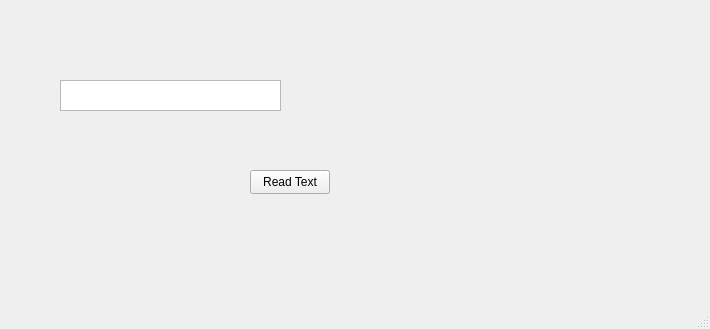
Old version of the form magic-app/ui/ui_mainwindow.ui in the repository vlad-sorokopud/sorokopud-python-nau-lessons-2023-2024.
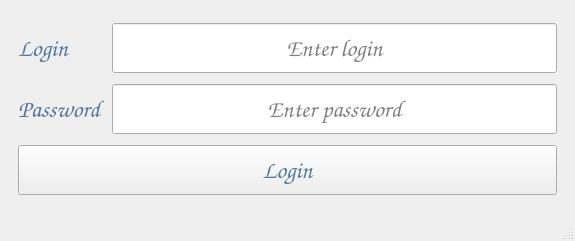
New version of the form. The open tabs and pages were chosen to show the change.

What changed in the file:
```diff
--- a/magic-app/ui/ui_mainwindow.ui
+++ b/magic-app/ui/ui_mainwindow.ui
@@ -6,50 +6,158 @@
    <rect>
     <x>0</x>
     <y>0</y>
-    <width>710</width>
-    <height>329</height>
+    <width>575</width>
+    <height>241</height>
    </rect>
   </property>
   <property name="windowTitle">
    <string>MainWindow</string>
   </property>
   <widget class="QWidget" name="centralwidget">
-   <widget class="QLabel" name="readTextLabel">
-    <property name="geometry">
-     <rect>
-      <x>410</x>
-      <y>40</y>
-      <width>221</width>
-      <height>111</height>
-     </rect>
-    </property>
-    <property name="text">
-     <string/>
-    </property>
-   </widget>
-   <widget class="QTextEdit" name="inputTextEdit">
-    <property name="geometry">
-     <rect>
-      <x>60</x>
-      <y>80</y>
-      <width>221</width>
-      <height>31</height>
-     </rect>
-    </property>
-   </widget>
-   <widget class="QPushButton" name="readButton">
-    <property name="geometry">
-     <rect>
-      <x>250</x>
-      <y>170</y>
-      <width>80</width>
-      <height>24</height>
-     </rect>
-    </property>
-    <property name="text">
-     <string>Read Text</string>
-    </property>
-   </widget>
+   <layout class="QVBoxLayout" name="verticalLayout">
+    <item>
+     <widget class="QStackedWidget" name="stackedWidget">
+      <property name="currentIndex">
+       <number>1</number>
+      </property>
+      <widget class="QWidget" name="page">
+       <layout class="QGridLayout" name="gridLayout">
+        <item row="3" column="0">
+         <widget class="QLabel" name="passwordLabel">
+          <property name="minimumSize">
+           <size>
+            <width>75</width>
+            <height>0</height>
+           </size>
+          </property>
+          <property name="font">
+           <font>
+            <family>Comic Sans MS</family>
+            <pointsize>18</pointsize>
+           </font>
+          </property>
+          <property name="styleSheet">
+           <string notr="true">color: #51769c</string>
+          </property>
+          <property name="text">
+           <string>Password</string>
+          </property>
+         </widget>
+        </item>
+        <item row="4" column="0" colspan="2">
+         <widget class="QPushButton" name="loginButton">
+          <property name="minimumSize">
+           <size>
+            <width>0</width>
+            <height>50</height>
+           </size>
+          </property>
+          <property name="font">
+           <font>
+            <family>Comic Sans MS</family>
+            <pointsize>18</pointsize>
+           </font>
+          </property>
+          <property name="styleSheet">
+           <string notr="true">color: #51769c;</string>
+          </property>
+          <property name="text">
+           <string>Login</string>
+          </property>
+         </widget>
+        </item>
+        <item row="0" column="0">
+         <widget class="QLabel" name="loginLabel">
+          <property name="minimumSize">
+           <size>
+            <width>75</width>
+            <height>0</height>
+           </size>
+          </property>
+          <property name="font">
+           <font>
+            <family>Comic Sans MS</family>
+            <pointsize>18</pointsize>
+           </font>
+          </property>
+          <property name="styleSheet">
+           <string notr="true">color: #51769c</string>
+          </property>
+          <property name="text">
+           <string>Login</string>
+          </property>
+         </widget>
+        </item>
+        <item row="0" column="1">
+         <widget class="QLineEdit" name="loginEdit">
+          <property name="minimumSize">
+           <size>
+            <width>0</width>
+            <height>50</height>
+           </size>
+          </property>
+          <property name="font">
+           <font>
+            <family>Comic Sans MS</family>
+            <pointsize>18</pointsize>
+           </font>
+          </property>
+          <property name="text">
+           <string/>
+          </property>
+          <property name="alignment">
+           <set>Qt::AlignCenter</set>
+          </property>
+          <property name="placeholderText">
+           <string>Enter login</string>
+          </property>
+         </widget>
+        </item>
+        <item row="3" column="1">
+         <widget class="QLineEdit" name="passwordEdit">
+          <property name="minimumSize">
+           <size>
+            <width>0</width>
+            <height>50</height>
+           </size>
+          </property>
+          <property name="font">
+           <font>
+            <family>Comic Sans MS</family>
+            <pointsize>18</pointsize>
+           </font>
+          </property>
+          <property name="text">
+           <string/>
+          </property>
+          <property name="alignment">
+           <set>Qt::AlignCenter</set>
+          </property>
+          <property name="placeholderText">
+           <string>Enter password</string>
+          </property>
+         </widget>
+        </item>
+       </layout>
+      </widget>
+      <widget class="QWidget" name="page_2">
+       <widget class="QLabel" name="label">
+        <property name="geometry">
+         <rect>
+          <x>170</x>
+          <y>10</y>
+          <width>121</width>
+          <height>61</height>
+         </rect>
+        </property>
+        <property name="text">
+         <string>Welcome</string>
+        </property>
+       </widget>
+      </widget>
+     </widget>
+    </item>
+   </layout>
   </widget>
   <widget class="QMenuBar" name="menubar">
    <property name="geometry">
```
Left out of the diff: 4 changed lines with no effect on the pictures.
